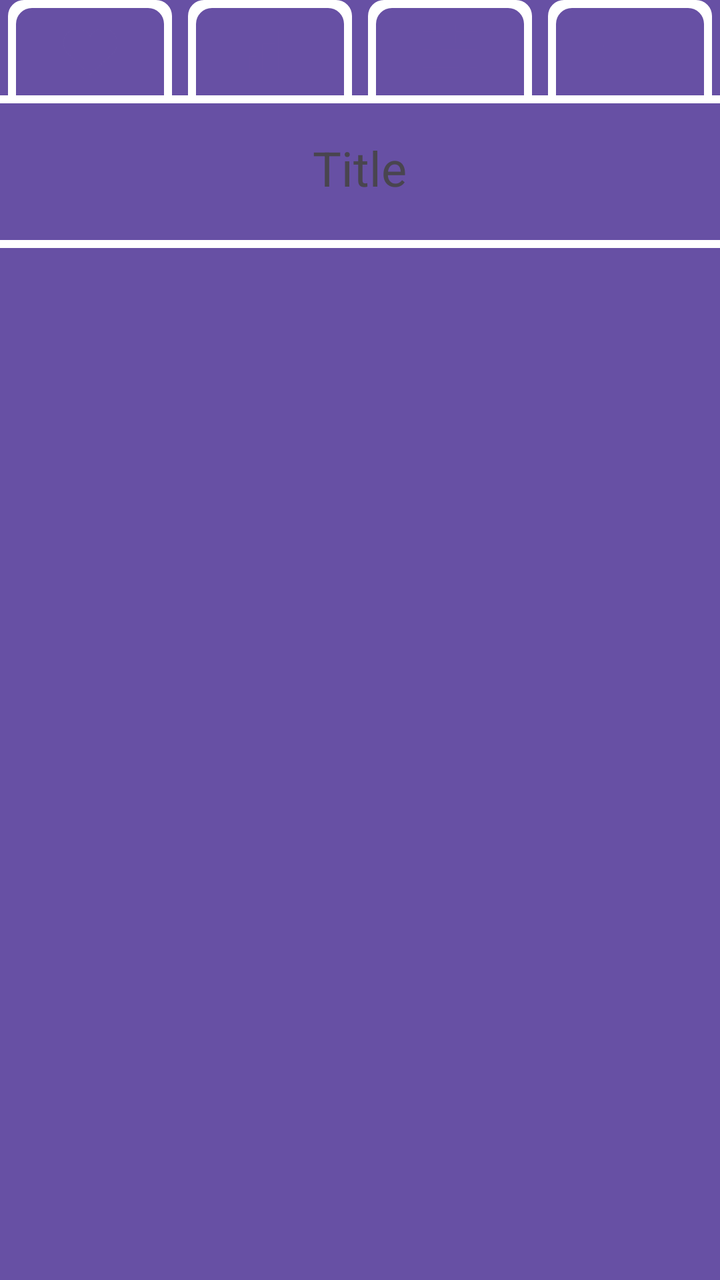
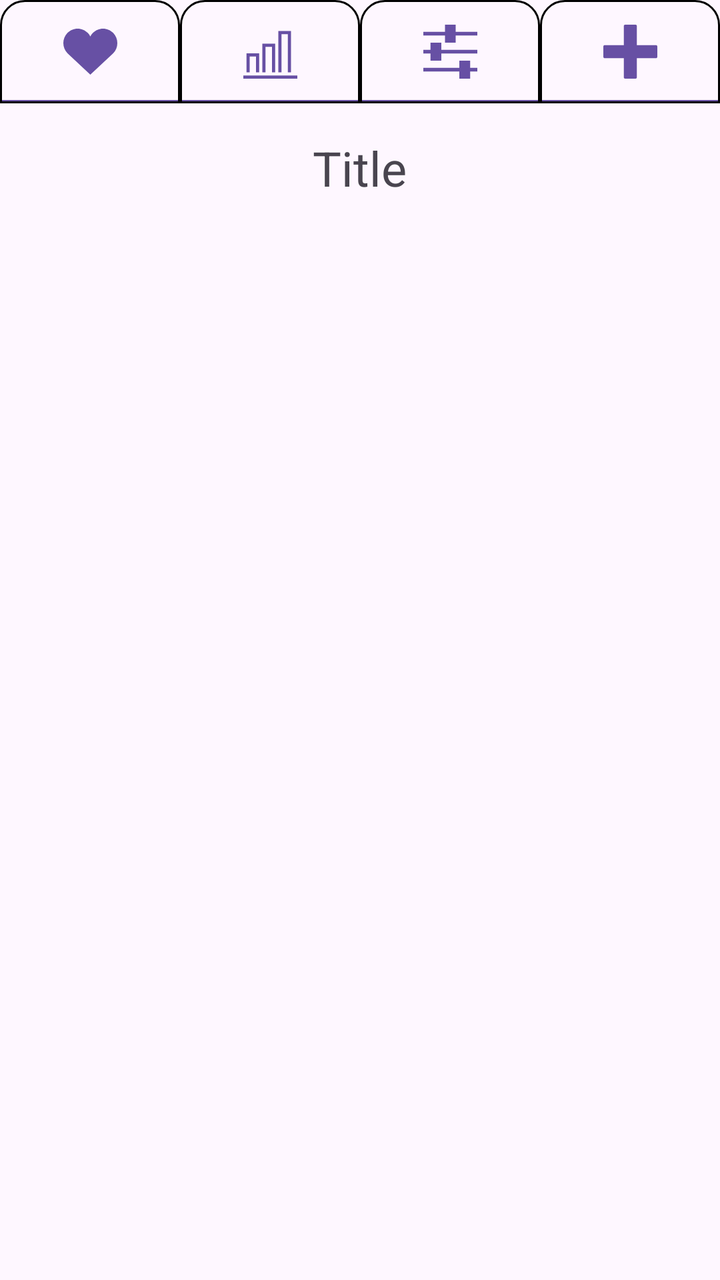

The first picture is an Android layout as it rendered before a commit; the second is the same layout after the commit. The layout source and the unified diff follow.
<!-- AndroidManifest.xml: application theme Base.Theme.MusicalGames -->
<!-- res/layout/fragment_new_mode_choose.xml -->
<?xml version="1.0" encoding="utf-8"?>
<LinearLayout xmlns:android="http://schemas.android.com/apk/res/android"
    android:layout_width="match_parent"
    android:layout_height="match_parent"
    xmlns:app="http://schemas.android.com/apk/res-auto"
    android:orientation="vertical">
    
    <LinearLayout
        android:id="@+id/iconContainer"
        android:background="?attr/colorPrimary"
        android:layout_width="match_parent"
        android:layout_height="25pt"
        android:gravity="center"
        android:orientation="horizontal">

        
        
        <ImageButton
            android:id="@+id/favouritesButton"
            android:layout_width="wrap_content"
            android:layout_height="match_parent"
            android:layout_weight="1"
            android:background="@drawable/button_background"
            app:tint="?attr/colorPrimary"
            android:scaleType="fitCenter"
            android:adjustViewBounds="true"
            android:padding="6pt"
            app:backgroundTint="@null"
            android:src="@drawable/ic_heart" />

        <ImageButton
            android:id="@+id/levelsButton"
            android:layout_width="wrap_content"
            android:layout_height="match_parent"
            android:layout_weight="1"
            android:background="@drawable/button_background"
            android:scaleType="fitCenter"
            android:adjustViewBounds="true"
            android:padding="6pt"
            app:tint="?attr/colorPrimary"
            app:backgroundTint="@null"
            android:src="@drawable/ic_levels" />

        <ImageButton
            android:id="@+id/customButton"
            android:layout_width="wrap_content"
            android:layout_height="match_parent"
            android:layout_weight="1"
            android:background="@drawable/button_background"
            android:scaleType="fitCenter"
            android:adjustViewBounds="true"
            app:tint="?attr/colorPrimary"
            android:padding="6pt"
            app:backgroundTint="@null"
            android:src="@drawable/ic_custom" />

        <ImageButton
            android:id="@+id/createButton"
            android:layout_width="wrap_content"
            android:layout_height="match_parent"
            android:layout_weight="1"
            android:background="@drawable/button_background"
            android:scaleType="fitCenter"
            android:adjustViewBounds="true"
            android:padding="6pt"
            app:tint="?attr/colorPrimary"
            app:backgroundTint="@null"
            android:src="@drawable/ic_plus" />
    </LinearLayout>


    <LinearLayout
        android:id="@+id/contentContainer"
        android:layout_width="match_parent"
        android:layout_height="match_parent"
        android:orientation="vertical"
        android:background="?attr/colorPrimary"
        >


        <TextView
            android:id="@+id/pageTitle"
            android:layout_width="wrap_content"
            android:layout_height="wrap_content"
            android:text="Title"
            android:textSize="24sp"
            android:layout_gravity="center_horizontal"
            android:padding="16dp" />
        <View
            android:layout_width="match_parent"
            android:layout_height="4dp"
            android:background="?attr/colorOnPrimary"
            android:layout_marginTop="4dp"
            />

        <FrameLayout
            android:id="@+id/contentFrame"
            android:layout_width="match_parent"
            android:background="?attr/backgroundColor"
            android:layout_height="0dp"
            android:layout_weight="1">

        </FrameLayout>

    </LinearLayout>

</LinearLayout>
<!-- resources referenced by this layout -->
<resources>
  <!-- drawable button_background (drawable) -->
  <?xml version="1.0" encoding="utf-8"?>
  <selector xmlns:android="http://schemas.android.com/apk/res/android">
      <item android:state_selected="true" android:drawable="@drawable/button_background_active">
  
      </item>
      <item android:drawable="@drawable/button_background_inactive">
  
      </item>
  </selector>
  <!-- drawable ic_levels (drawable) -->
  <vector xmlns:android="http://schemas.android.com/apk/res/android"
      android:width="800px"
      android:height="800px"
      android:viewportWidth="17"
      android:viewportHeight="17"
      android:tint="?attr/iconTintColor">
    <path
        android:fillColor="@android:color/white"
        android:pathData="M17 16v1h-17v-1h17zM2 10h2v5h1v-6h-4v6h1v-5zM7 7h2v8h1v-9h-4v9h1v-8zM12 3h2v12h1v-13h-4v13h1v-12z"/>
  </vector>
  <style name="Base.Theme.MusicalGames" parent="Theme.Material3.DayNight.NoActionBar">
          
          
          
          
      </style>
  <!-- drawable button_background_active (drawable) -->
  <?xml version="1.0" encoding="utf-8"?>
  <layer-list xmlns:android="http://schemas.android.com/apk/res/android" >
      <item  android:gravity="bottom" android:height="4dp">
          <shape android:shape="rectangle" >
              <solid android:color="?attr/colorOnPrimary" />
          </shape>
      </item>
  
      <item android:left="2dp" android:right="2dp">
          <shape android:shape="rectangle" >
              <solid android:color="?attr/colorOnPrimary" />
              <corners
                  android:topLeftRadius="8dp"
                  android:topRightRadius="8dp"
                  android:bottomLeftRadius="0dp"
                  android:bottomRightRadius="0dp"
                  />
          </shape>
  
      </item>
      <item android:top="4dp" android:bottom="0dp" android:left="6dp" android:right="6dp">
          <shape android:shape="rectangle" >
              <solid android:color="?attr/colorPrimary" />
              <corners
                  android:topLeftRadius="8dp"
                  android:topRightRadius="8dp"
                  android:bottomLeftRadius="0dp"
                  android:bottomRightRadius="0dp"
                  />
          </shape>
  
      </item>
  
  
  </layer-list>
  <!-- drawable button_background_inactive (drawable) -->
  <?xml version="1.0" encoding="utf-8"?>
  <layer-list xmlns:android="http://schemas.android.com/apk/res/android" >
      <item android:right="4dp" android:left="4dp" android:bottom="4dp">
          <shape android:shape="rectangle" >
              <solid android:color="?attr/colorOnPrimary" />
              <corners
                  android:topLeftRadius="8dp"
                  android:topRightRadius="8dp"
                  android:bottomLeftRadius="0dp"
                  android:bottomRightRadius="0dp"
                  />
          </shape>
  
      </item>
      <item android:top="4dp" android:bottom="4dp" android:left="8dp" android:right="8dp">
          <shape android:shape="rectangle" >
              <solid android:color="?attr/colorPrimaryVariant" />
              <corners
                  android:topLeftRadius="8dp"
                  android:topRightRadius="8dp"
                  android:bottomLeftRadius="0dp"
                  android:bottomRightRadius="0dp"
                  />
          </shape>
  
      </item>
      <item  android:gravity="bottom" android:height="4dp">
          <shape android:shape="rectangle" >
              <solid android:color="?attr/colorOnPrimary" />
          </shape>
      </item>
      
  
  
  
     
  
  
  </layer-list>
  <!-- unchanged entries left out for length: 3 -->
</resources>

<!-- the commit's change to res/layout/fragment_new_mode_choose.xml (unified diff, before → after) -->
@@ -7,7 +7,7 @@
     
     <LinearLayout
         android:id="@+id/iconContainer"
-        android:background="?attr/colorPrimary"
+        android:background="@drawable/tab_strip_background"
         android:layout_width="match_parent"
         android:layout_height="25pt"
         android:gravity="center"
@@ -74,7 +74,7 @@
         android:layout_width="match_parent"
         android:layout_height="match_parent"
         android:orientation="vertical"
-        android:background="?attr/colorPrimary"
+        android:background="?attr/surfaceHeaderColor"
         >
 
 
@@ -88,8 +88,8 @@
             android:padding="16dp" />
         <View
             android:layout_width="match_parent"
-            android:layout_height="4dp"
-            android:background="?attr/colorOnPrimary"
+            android:layout_height="1dp"
+            android:background="?attr/hairlineColor"
             android:layout_marginTop="4dp"
             />
 
<!-- resource entries referenced after the edit -->
@@ -21,6 +21,22 @@
         android:fillColor="@android:color/white"
         android:pathData="M17 16v1h-17v-1h17zM2 10h2v5h1v-6h-4v6h1v-5zM7 7h2v8h1v-9h-4v9h1v-8zM12 3h2v12h1v-13h-4v13h1v-12z"/>
   </vector>
+  <!-- drawable tab_strip_background (drawable) -->
+  <?xml version="1.0" encoding="utf-8"?>
+  <layer-list xmlns:android="http://schemas.android.com/apk/res/android">
+      <item>
+          <shape android:shape="rectangle">
+              <solid android:color="?attr/surfaceHeaderColor"/>
+          </shape>
+      </item>
+      <item
+          android:gravity="bottom"
+          android:height="1.5dp">
+          <shape android:shape="rectangle">
+              <solid android:color="?attr/colorPrimary"/>
+          </shape>
+      </item>
+  </layer-list>
   <style name="Base.Theme.MusicalGames" parent="Theme.Material3.DayNight.NoActionBar">
           
           
@@ -29,80 +45,32 @@
       </style>
   <!-- drawable button_background_active (drawable) -->
   <?xml version="1.0" encoding="utf-8"?>
-  <layer-list xmlns:android="http://schemas.android.com/apk/res/android" >
-      <item  android:gravity="bottom" android:height="4dp">
-          <shape android:shape="rectangle" >
-              <solid android:color="?attr/colorOnPrimary" />
-          </shape>
-      </item>
-  
-      <item android:left="2dp" android:right="2dp">
-          <shape android:shape="rectangle" >
-              <solid android:color="?attr/colorOnPrimary" />
-              <corners
-                  android:topLeftRadius="8dp"
-                  android:topRightRadius="8dp"
-                  android:bottomLeftRadius="0dp"
-                  android:bottomRightRadius="0dp"
-                  />
-          </shape>
-  
-      </item>
-      <item android:top="4dp" android:bottom="0dp" android:left="6dp" android:right="6dp">
-          <shape android:shape="rectangle" >
-              <solid android:color="?attr/colorPrimary" />
-              <corners
-                  android:topLeftRadius="8dp"
-                  android:topRightRadius="8dp"
-                  android:bottomLeftRadius="0dp"
-                  android:bottomRightRadius="0dp"
-                  />
-          </shape>
-  
-      </item>
-  
-  
-  </layer-list>
+  <shape xmlns:android="http://schemas.android.com/apk/res/android"
+      android:shape="rectangle">
+      <solid android:color="?attr/accentSoftColor" />
+      <stroke
+          android:width="1.5dp"
+          android:color="?attr/colorPrimary" />
+      <corners
+          android:topLeftRadius="12dp"
+          android:topRightRadius="12dp"
+          android:bottomLeftRadius="0dp"
+          android:bottomRightRadius="0dp" />
+  </shape>
   <!-- drawable button_background_inactive (drawable) -->
   <?xml version="1.0" encoding="utf-8"?>
-  <layer-list xmlns:android="http://schemas.android.com/apk/res/android" >
-      <item android:right="4dp" android:left="4dp" android:bottom="4dp">
-          <shape android:shape="rectangle" >
-              <solid android:color="?attr/colorOnPrimary" />
-              <corners
-                  android:topLeftRadius="8dp"
-                  android:topRightRadius="8dp"
-                  android:bottomLeftRadius="0dp"
-                  android:bottomRightRadius="0dp"
-                  />
-          </shape>
-  
-      </item>
-      <item android:top="4dp" android:bottom="4dp" android:left="8dp" android:right="8dp">
-          <shape android:shape="rectangle" >
-              <solid android:color="?attr/colorPrimaryVariant" />
-              <corners
-                  android:topLeftRadius="8dp"
-                  android:topRightRadius="8dp"
-                  android:bottomLeftRadius="0dp"
-                  android:bottomRightRadius="0dp"
-                  />
-          </shape>
-  
-      </item>
-      <item  android:gravity="bottom" android:height="4dp">
-          <shape android:shape="rectangle" >
-              <solid android:color="?attr/colorOnPrimary" />
-          </shape>
-      </item>
-      
-  
-  
-  
-     
-  
-  
-  </layer-list>
+  <shape xmlns:android="http://schemas.android.com/apk/res/android"
+      android:shape="rectangle">
+      <solid android:color="?attr/surfaceHeaderColor" />
+      <stroke
+          android:width="1dp"
+          android:color="?attr/hairlineColor" />
+      <corners
+          android:topLeftRadius="12dp"
+          android:topRightRadius="12dp"
+          android:bottomLeftRadius="0dp"
+          android:bottomRightRadius="0dp" />
+  </shape>
   <!-- unchanged entries left out for length: 3 -->
 </resources>
 
